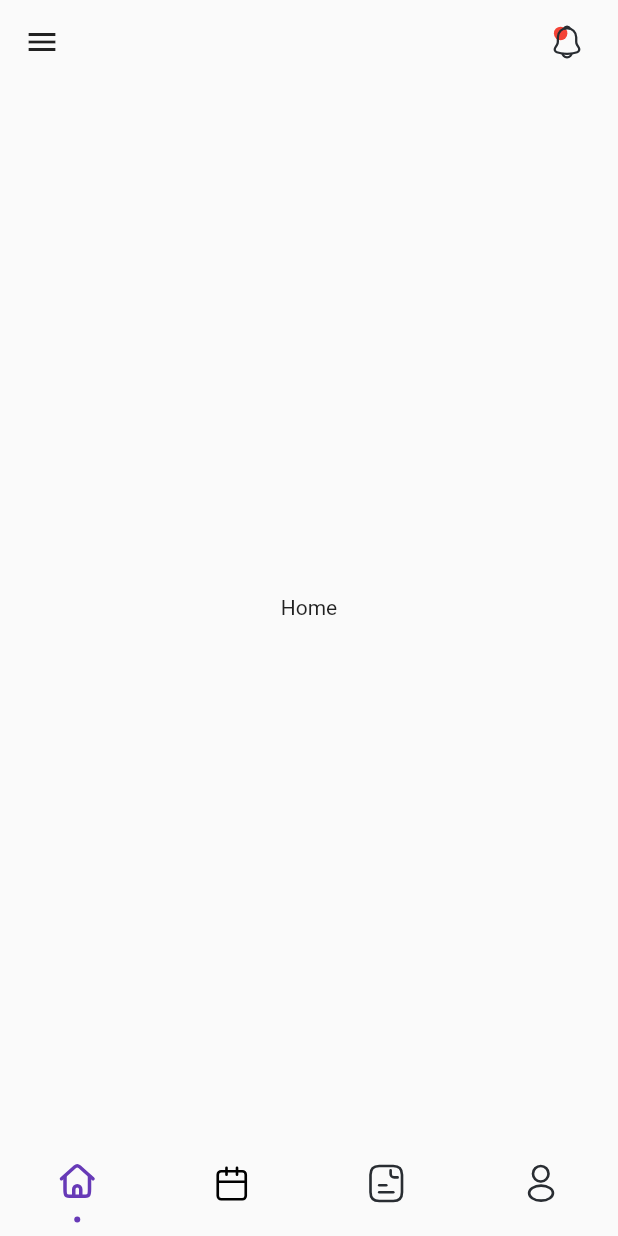
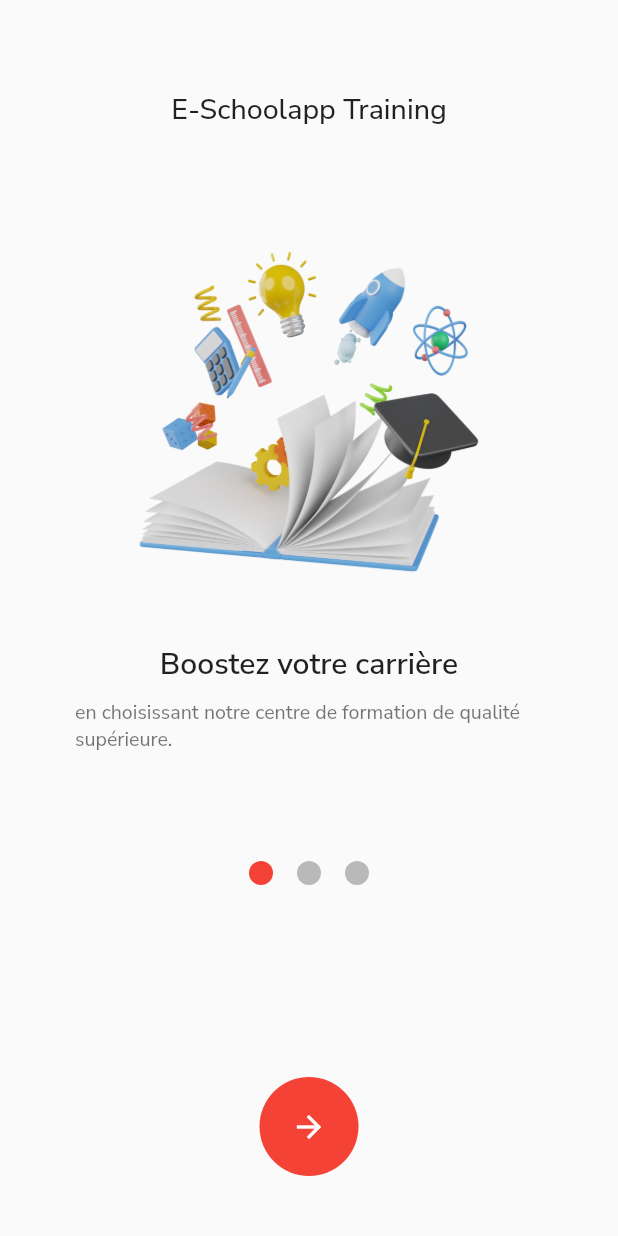
Before and after one commit to zorganimnt/eschoolApp-UI, a Flutter app: the screen it shows after launch, on a phone screen of 412 x 824 dp. Run offline on Flutter 3.47's test engine with Material 2 defaults, Android fonts, the phone set to English and light mode, and no system bars; drawn by our look-alikes of smooth_page_indicator; our stand-ins replace flutter_svg, get, get_storage, google_fonts.

Commit message:
add welcome screen

```diff
--- a/lib/main.dart
+++ b/lib/main.dart
@@ -5,6 +5,7 @@ import 'package:eschoolapp/view/auth/login_screen.dart';
 import 'package:eschoolapp/view/auth/switcher_screen.dart';
 import 'package:eschoolapp/view/home/main_screen.dart';
 import 'package:eschoolapp/view/note/list_note.dart';
+import 'package:eschoolapp/view/welcome/welcome_screen.dart';
 import 'package:flutter/material.dart';
 import 'package:get/get.dart';
 import 'package:google_fonts/google_fonts.dart';
@@ -29,11 +30,11 @@ class MyApp extends StatelessWidget {
       debugShowCheckedModeBanner: false,
       title: 'Flutter Demo',
       theme: ThemeData(
-       //textTheme: GoogleFonts.nunitoSansTextTheme(),
+       textTheme: GoogleFonts.nunitoSansTextTheme(),
         primarySwatch: Colors.blue,
       ),
-      home: MainScreeen(),
-      //home : SwitcherScreen(),
+      //home: MainScreeen(),
+      home : WelcomePage(),
 
       // li hachtk biha nehi l comment o zid l commnt aa lebkiya
       //home: ListNoteScreen(),
--- a/lib/view/home/main_screen.dart
+++ b/lib/view/home/main_screen.dart
@@ -68,7 +68,8 @@ class MainScreeen extends StatelessWidget {
              // controller.onChangeItem(pageIndex);
             },
           ),
-        )
+
+        ),
       ],
       iconTheme: IconThemeData(color: Colors.black87,
       size: 24),
--- /dev/null
+++ b/lib/view/welcome/welcome_screen.dart
@@ -0,0 +1,101 @@
+
+import 'package:eschoolapp/view/welcome/widget_page.dart';
+import 'package:flutter/material.dart';
+import 'package:get/get.dart';
+import 'package:smooth_page_indicator/smooth_page_indicator.dart';
+
+class WelcomePage extends StatelessWidget {
+  WelcomePage({Key? key}) : super(key: key);
+  final _controller = PageController();
+  @override
+  Widget build(BuildContext context) {
+    return Scaffold(
+        bottomSheet: Padding(
+          padding: const EdgeInsets.symmetric(vertical: 40.0),
+          child: Row(
+            mainAxisAlignment: MainAxisAlignment.center,
+            children: [
+              InkWell(
+                onTap: () {
+                 // Get.to(LoginScreen());
+                },
+                child: CircleAvatar(
+                  radius: 33,
+                  child: Icon(
+                    Icons.arrow_forward,
+                    color: Colors.white,
+                  ),
+                  backgroundColor: Colors.red,
+                ),
+              )
+            ],
+          ),
+        ),
+        body: SafeArea(
+          child: SingleChildScrollView(
+            child: Column(
+              mainAxisAlignment: MainAxisAlignment.center,
+              children: [
+                SizedBox(
+                  height: 120,
+                  child: Padding(
+                      padding: const EdgeInsets.only(top: 60.0),
+                      child: Text(
+                        'E-Schoolapp Training',
+                        style: TextStyle(
+                            fontWeight: FontWeight.w500, fontSize: 19),
+                      )),
+                ),
+                SizedBox(
+                  height: MediaQuery.of(context).size.height / 2,
+                  child: PageView(
+                    controller: _controller,
+                    children: [
+                      _page1(),
+                      _page2(),
+                      _page3(),
+                    ],
+                  ),
+                ),
+                SizedBox(
+                  height: 100,
+                  child: SmoothPageIndicator(
+                    controller: _controller,
+                    count: 3,
+                    onDotClicked: (index) => _controller.animateToPage(index,
+                        duration: const Duration(milliseconds: 500),
+                        curve: Curves.easeIn),
+                    effect: WormEffect(
+                      spacing: 16,
+                      dotColor: Colors.black26,
+                      activeDotColor: Colors.red,
+                    ),
+                  ),
+                )
+              ],
+            ),
+          ),
+        ));
+  }
+
+  BuildPageIntro _page1() {
+    return BuildPageIntro(
+        imageDirec: "assets/icons/boost.png",
+        title: "Boostez votre carrière",
+        discription: "en choisissant notre centre de formation de qualité supérieure.");
+  }
+
+  BuildPageIntro _page2() {
+    return BuildPageIntro(
+        imageDirec: "assets/icons/skills.png",
+        title: "Obtenez les compétences",
+        discription: "dont vous avez besoin pour réussir dans votre domaine professionnel avec notre programme de formation.");
+  }
+
+  BuildPageIntro _page3() {
+    return BuildPageIntro(
+        imageDirec: "assets/icons/max.png",
+        title: "Maximisez votre potentiel",
+        discription: "et atteignez vos objectifs professionnels avec notre formation personnalisée et notre soutien dédié.");
+  }
+}
--- /dev/null
+++ b/lib/view/welcome/widget_page.dart
@@ -0,0 +1,47 @@
+
+// ignore: must_be_immutable
+import 'package:flutter/material.dart';
+
+class BuildPageIntro extends StatelessWidget {
+  BuildPageIntro(
+      {Key? key,
+      required this.imageDirec,
+      required this.title,
+      required this.discription})
+      : super(key: key);
+  final String imageDirec;
+  final String title;
+  final String discription;
+  @override
+  Widget build(BuildContext context) {
+    return Column(
+      mainAxisAlignment: MainAxisAlignment.center,
+      children: [
+       Image.asset(imageDirec, width: 270,),
+        Padding(
+          padding: const EdgeInsets.fromLTRB(50, 20, 50, 10),
+          child: Column(
+            children: [
+              Text(title,
+              style: TextStyle(
+                fontSize: 20,
+                fontWeight: FontWeight.w600,
+                color: Colors.black87
+              ),),
+              SizedBox(height: 10,),
+              Text(discription,
+              style: TextStyle(
+                fontWeight: FontWeight.w500,
+                fontSize: 13,
+                color: Colors.black54
+              ),)
+            ],
+          ),
+        ),
+      ],
+    );
+  }
+
+  Color colorTitle = const Color.fromARGB(255, 43, 43, 43);
+  Color colorDisc = const Color.fromARGB(255, 91, 91, 91);
+}
--- a/pubspec.yaml
+++ b/pubspec.yaml
@@ -41,6 +41,7 @@ dependencies:
   flutter_svg: ^1.1.6
   google_fonts: ^4.0.3
   get_storage: ^2.0.3
+  smooth_page_indicator: ^1.0.1
 
 dev_dependencies:
   flutter_test:
```
Also changed, not shown: lib/view/home/components/calendar_screen.dart (+11 -4 lines), lib/view/home/components/profile_screen.dart (+67 -25 lines), lib/widgets/show_dialog.dart (added, +31 -0 lines), assets/icons/boost.png (added), assets/icons/max.png (added), assets/icons/msg-icon.svg (added), assets/icons/skills.png (added), pubspec.lock.
